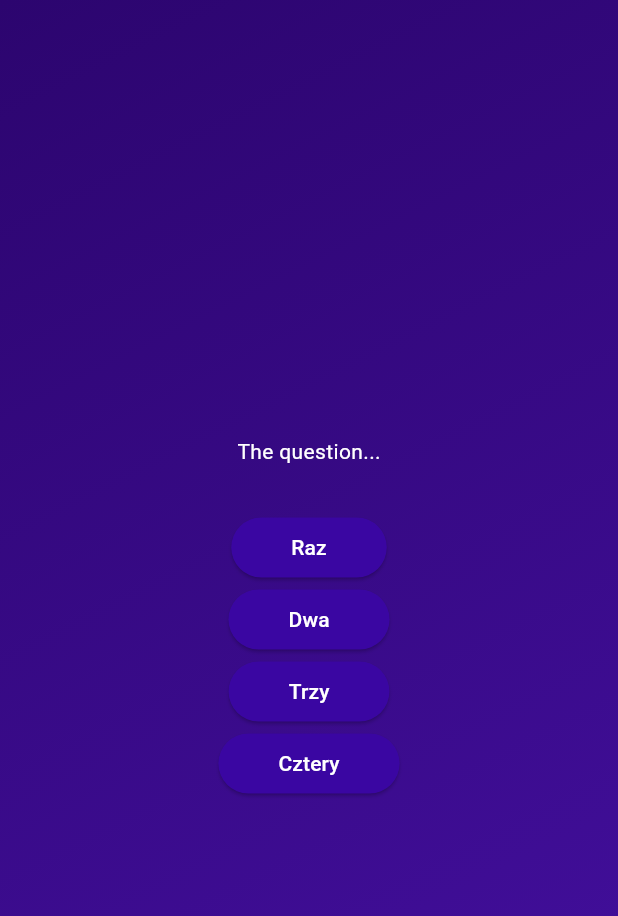
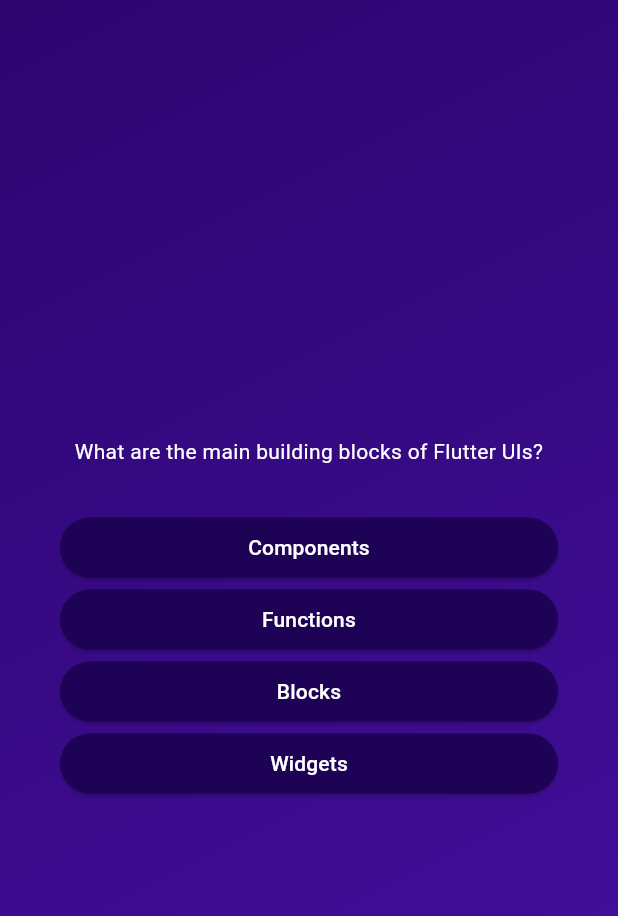
Before and after one commit to dobrewhey/quiz_app, a Flutter app: the screen it shows after launch, after a tap on "Start Quiz", on a phone screen of 412 x 824 dp. Shown: the top 916 px of the screen. Run offline on Flutter 3.47's test engine with Material 3 defaults, Android fonts, the phone set to English and light mode, and no system bars; our stand-ins replace google_fonts.

Commit message:
Implementing questions and question buttons

```diff
--- a/quiz_app/lib/answer_button.dart
+++ b/quiz_app/lib/answer_button.dart
@@ -16,14 +16,17 @@ class AnswerButton extends StatelessWidget {
       onPressed: onTap,
       style: ElevatedButton.styleFrom(
         shape: RoundedRectangleBorder(borderRadius: BorderRadius.circular(40)),
-        backgroundColor: const Color.fromARGB(255, 58, 6, 162),
+        backgroundColor: const Color.fromARGB(255, 30, 2, 85),
         foregroundColor: Colors.white,
         padding: const EdgeInsets.symmetric(
           vertical: 10,
           horizontal: 40,
         ),
       ),
-      child: Text(answerText),
+      child: Text(
+        answerText,
+        textAlign: TextAlign.center,
+      ),
     );
   }
 }
--- a/quiz_app/lib/models/quiz_question.dart
+++ b/quiz_app/lib/models/quiz_question.dart
@@ -3,4 +3,10 @@ class QuizQuestion {
 
   final String text;
   final List<String> answers;
+
+  List<String> getShuffledAnswers() {
+    final newList = List.of(answers);
+    newList.shuffle();
+    return newList;
+  }
 }
--- a/quiz_app/lib/question_screen.dart
+++ b/quiz_app/lib/question_screen.dart
@@ -1,5 +1,7 @@
 import 'package:flutter/material.dart';
 import 'package:quiz_app/answer_button.dart';
+import 'package:quiz_app/data/questions.dart';
+import 'package:google_fonts/google_fonts.dart';
 
 class QuestionScreen extends StatefulWidget {
   const QuestionScreen({super.key});
@@ -9,37 +11,41 @@ class QuestionScreen extends StatefulWidget {
 }
 
 class _QuestionScreen extends State<QuestionScreen> {
+  var currentQuestionIndex = 0;
+
+  void answerQuestion() {
+    setState(() {
+      if (currentQuestionIndex != questions.length - 1) {
+        ++currentQuestionIndex;
+      }
+    });
+  }
+
   @override
   Widget build(BuildContext context) {
+    final currentQuestion = questions[currentQuestionIndex];
+
     return SizedBox(
       width: double.infinity,
+      child: Container(
+        margin: const EdgeInsets.all(40),
         child: Column(
           mainAxisAlignment: MainAxisAlignment.center,
+          crossAxisAlignment: CrossAxisAlignment.stretch,
           children: [
-          const Text(
-            'The question...',
-            style: TextStyle(
+            Text(
+              currentQuestion.text,
+              textAlign: TextAlign.center,
+              style: const TextStyle(
                 color: Colors.white,
               ),
             ),
             const SizedBox(height: 30),
-          AnswerButton(
-            answerText: 'Raz',
-            onTap: () {},
+            ...currentQuestion.getShuffledAnswers().map((answer) {
+              return AnswerButton(answerText: answer, onTap: answerQuestion);
+            }),
+          ],
         ),
-          AnswerButton(
-            answerText: 'Dwa',
-            onTap: () {},
-          ),
-          AnswerButton(
-            answerText: 'Trzy',
-            onTap: () {},
-          ),
-          AnswerButton(
-            answerText: 'Cztery',
-            onTap: () {},
-          ),
-        ],
       ),
     );
   }
--- a/quiz_app/pubspec.yaml
+++ b/quiz_app/pubspec.yaml
@@ -35,6 +35,7 @@ dependencies:
   # The following adds the Cupertino Icons font to your application.
   # Use with the CupertinoIcons class for iOS style icons.
   cupertino_icons: ^1.0.2
+  google_fonts: ^6.1.0
 
 dev_dependencies:
   flutter_test:
```
Also changed, not shown: quiz_app/pubspec.lock, 1 other file. Lines whose indentation alone changed are shown as unchanged.
